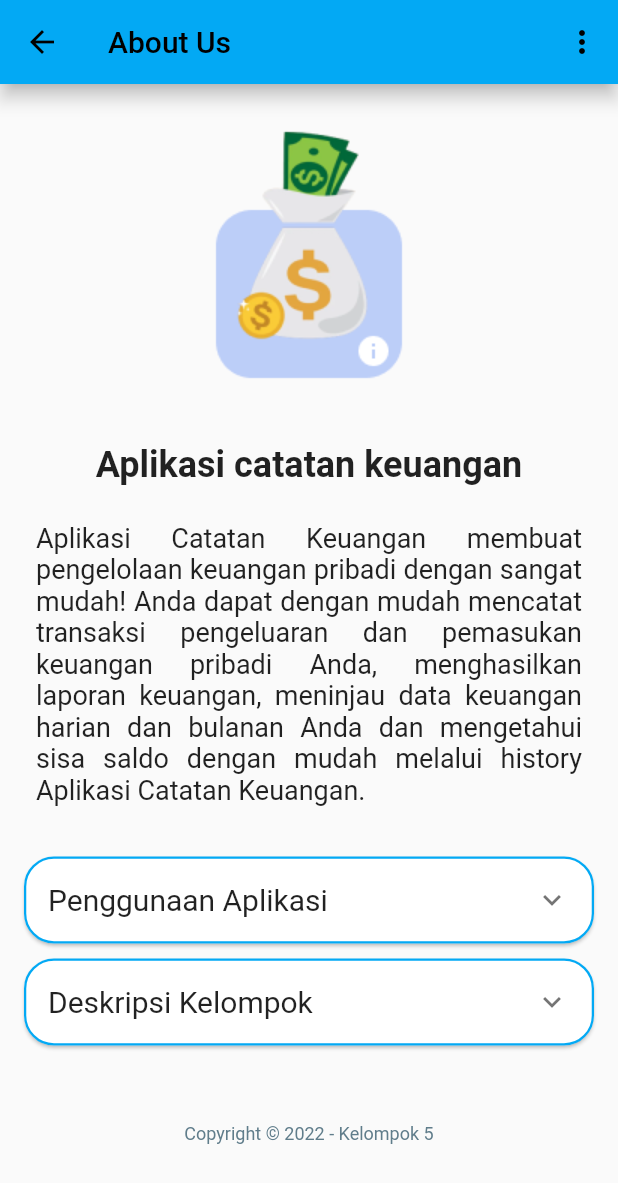
After one commit to vitarahmada/Kel5PMobile, a Flutter app: the AboutUs screen opened directly, on a phone screen of 412 x 824 dp. The commit adds this screen. Shown: the top 1183 px of the screen. Run offline on Flutter 3.47's test engine with Material 2 defaults, Android fonts, the phone set to English and light mode, and no system bars; our stand-ins replace sqflite; accounts and stored records are empty.

Commit message:
menambahkan about us dan gambar untuk about us

```diff
--- /dev/null
+++ b/lib/about.dart
@@ -0,0 +1,175 @@
+import 'package:flutter/material.dart';
+import 'package:catatankeuangan/laporan.dart';
+
+enum MenuItem {
+  laporan,
+  about
+}
+
+class AboutUs extends StatefulWidget {
+  const AboutUs({Key? key}) : super(key: key);
+
+  @override
+  State<AboutUs> createState() => _AboutUsState();
+}
+
+class _AboutUsState extends State<AboutUs> {
+  static final double radius = 20;
+
+  Widget buildText(BuildContext context) => ExpansionTile(
+    title: Text('Penggunaan Aplikasi',
+        style: TextStyle(fontSize: 20, fontWeight: FontWeight.w400)),
+    children: <Widget>[
+      ListTile(
+        title: Text('Berikut adalah langkah-langkah penggunaan Aplikasi Catatan Keuangan'),
+      ),
+      ListTile(
+        title: Text('1. Klik button add di sebelah kanan bawah pada home'),
+        visualDensity: VisualDensity(vertical: -4),
+      ),
+      ListTile(
+        title: Text('2. Lakukan input pengeluaran dan pemasukkan yang telah dilakukan'),
+        visualDensity: VisualDensity(vertical: -4),
+      ),
+      ListTile(
+        title: Text('3. Klik simpan, maka data akan tersimpan pada history'),
+        visualDensity: VisualDensity(vertical: -4),
+      ),
+      ListTile(
+        title: Text('4. Untuk mengetahui pemakaian uang tiap bulan dapat di cek pada menu laporan lalu memilih bulan yang diinginkan'),
+        visualDensity: VisualDensity(vertical: 4),
+      ),
+    ],
+  );
+
+  Widget buildTextKelompok(BuildContext context) => ExpansionTile(
+    title: Text('Deskripsi Kelompok',
+        style: TextStyle(fontSize: 20, fontWeight: FontWeight.w400)),
+    children: <Widget>[
+      ListTile(
+        title: Text('Kelompok 5 - Teknik Informatika 2020 A'),
+      ),
+      ListTile(
+        title: Text('- Vita Rahmada (20051204003)'),
+        visualDensity: VisualDensity(vertical: -4),
+      ),
+      ListTile(
+        title: Text('- Laila Novia Sari (20051204013)'),
+        visualDensity: VisualDensity(vertical: -4),
+      ),
+      ListTile(
+        title: Text('- Dian Oktavia Putri (20051204061)'),
+        visualDensity: VisualDensity(vertical: -4),
+      ),
+      ListTile(
+        title: Text('- Dyah Wahyu (20051204079)'),
+        visualDensity: VisualDensity(vertical: -4),
+      ),
+    ],
+  );
+
+  @override
+  Widget build(BuildContext context) {
+    return Scaffold(
+        appBar: AppBar(
+          title: const Text("About Us"),
+          elevation: 5.0,
+          actions: [PopupMenuButton(
+              onSelected: (value) {
+                if (value == MenuItem.laporan) {
+                  Navigator.of(context).push(MaterialPageRoute(
+                    builder: (context) => LaporanPerBulan(),
+                  ));
+                }
+                else if (value == MenuItem.about) {
+                  Navigator.of(context).push(MaterialPageRoute(
+                    builder: (context) => AboutUs(),
+                  ));
+                }
+              },
+              itemBuilder: ((context) => [
+                const PopupMenuItem(
+                    value: MenuItem.laporan,
+                    child: Text("Laporan")),
+                const PopupMenuItem(
+                    value: MenuItem.about,
+                    child: Text("About"))
+              ]))],
+        ),
+        body: SingleChildScrollView(
+          child: Center(
+            child: Column(
+              children: <Widget>[
+                Image.asset('images/aboutgambar.png',
+                  width: 200.0,
+                  height: 200.0,
+                  fit: BoxFit.cover,),
+                Padding(
+                  padding: EdgeInsets.only(top: 40.0),
+                ),
+                Text('Aplikasi catatan keuangan',
+                    style: TextStyle(
+                        fontSize: 24.0,
+                        fontWeight: FontWeight.w700
+                    )),
+                Column(
+                  children: [
+                    Padding(
+                      padding: EdgeInsets.all(24),
+                      child: Text('Aplikasi Catatan Keuangan membuat pengelolaan keuangan pribadi dengan sangat mudah! Anda dapat dengan mudah mencatat transaksi pengeluaran dan pemasukan keuangan pribadi Anda, menghasilkan laporan keuangan, meninjau data keuangan harian dan bulanan Anda dan mengetahui sisa saldo dengan mudah melalui history Aplikasi Catatan Keuangan.',
+                        style: TextStyle(fontSize: 18),
+                        maxLines: 50,
+                        overflow: TextOverflow.ellipsis,
+                        textAlign: TextAlign.justify,
+                      ),
+                    ),
+                  ],
+                ),
+                Padding(
+                  padding: EdgeInsets.only(right: 12, left: 12, top: 6, bottom: 2),
+                  child: Card(
+                    shape: RoundedRectangleBorder(
+                        borderRadius: BorderRadius.circular(radius),
+                        side: BorderSide(color: Colors.lightBlue, width: 1.5)
+                    ),
+                    child: SingleChildScrollView(
+                      physics: BouncingScrollPhysics(),
+                      child: Column(
+                        children: [
+                          buildText(context),
+                        ],
+                      ),
+                    ),
+                  ),
+                ),
+                Padding(
+                  padding: EdgeInsets.only(right: 12, left: 12, bottom: 12),
+                  child: Card(
+                    shape: RoundedRectangleBorder(
+                        borderRadius: BorderRadius.circular(radius),
+                        side: BorderSide(color: Colors.lightBlue, width: 1.5)
+                    ),
+                    child: SingleChildScrollView(
+                      physics: BouncingScrollPhysics(),
+                      child: Column(
+                        children: [
+                          buildTextKelompok(context),
+                        ],
+                      ),
+                    ),
+                  ),
+                ),
+                Padding(
+                  padding: EdgeInsets.only(top: 36, bottom: 16),
+                  child: Text('Copyright © 2022 - Kelompok 5',
+                    style: TextStyle(fontSize: 12, fontWeight: FontWeight.w400, color: Colors.blueGrey),
+                  ),
+                )
+              ],
+            ),
+          ),
+        )
+    );
+
+  }
+}
--- a/lib/home.dart
+++ b/lib/home.dart
@@ -4,6 +4,7 @@ import 'package:flutter/material.dart';
 import 'database_instance.dart';
 import 'create_screen.dart';
 import 'update_screen.dart';
+import 'about.dart';
 
 
 enum MenuItem {
@@ -87,7 +88,9 @@ class _MyHomePageState extends State<MyHomePage> {
                   ));
                 }
                 else if (value == MenuItem.about) {
-
+                  Navigator.of(context).push(MaterialPageRoute(
+                      builder: (context) => AboutUs()
+                  ));
                 }
               },
               itemBuilder: ((context) => [
--- a/pubspec.yaml
+++ b/pubspec.yaml
@@ -63,6 +63,9 @@ flutter:
   # the material Icons class.
   uses-material-design: true
 
+  assets:
+    - images/aboutgambar.png
+
   # To add assets to your application, add an assets section, like this:
   # assets:
   #   - images/a_dot_burr.jpeg
```
Also changed, not shown: images/aboutgambar.png (added).
